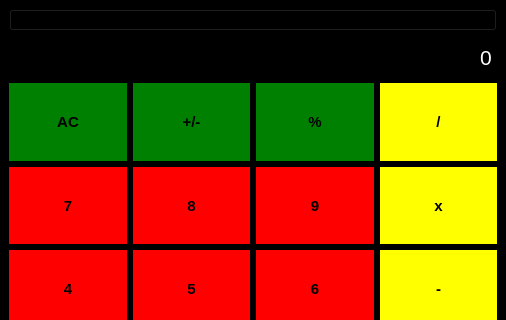
Above: mainwindow.ui from flyntic/calculator_qt before the change; both pictures show x 0 to 506 and y 0 to 320 of the 506 by 504 pixel window. Below: the same form after it.
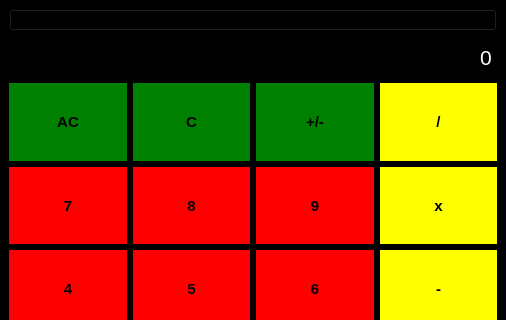
That is the form after the change.

Patch:
```diff
--- a/mainwindow.ui
+++ b/mainwindow.ui
@@ -28,6 +28,502 @@
     <height>1000</height>
    </size>
   </property>
+  <property name="palette">
+   <palette>
+    <active>
+     <colorrole role="WindowText">
+      <brush brushstyle="SolidPattern">
+       <color alpha="255">
+        <red>0</red>
+        <green>0</green>
+        <blue>0</blue>
+       </color>
+      </brush>
+     </colorrole>
+     <colorrole role="Light">
+      <brush brushstyle="SolidPattern">
+       <color alpha="255">
+        <red>255</red>
+        <green>255</green>
+        <blue>255</blue>
+       </color>
+      </brush>
+     </colorrole>
+     <colorrole role="Midlight">
+      <brush brushstyle="SolidPattern">
+       <color alpha="255">
+        <red>227</red>
+        <green>227</green>
+        <blue>227</blue>
+       </color>
+      </brush>
+     </colorrole>
+     <colorrole role="Dark">
+      <brush brushstyle="SolidPattern">
+       <color alpha="255">
+        <red>160</red>
+        <green>160</green>
+        <blue>160</blue>
+       </color>
+      </brush>
+     </colorrole>
+     <colorrole role="Mid">
+      <brush brushstyle="SolidPattern">
+       <color alpha="255">
+        <red>160</red>
+        <green>160</green>
+        <blue>160</blue>
+       </color>
+      </brush>
+     </colorrole>
+     <colorrole role="Text">
+      <brush brushstyle="SolidPattern">
+       <color alpha="255">
+        <red>0</red>
+        <green>0</green>
+        <blue>0</blue>
+       </color>
+      </brush>
+     </colorrole>
+     <colorrole role="BrightText">
+      <brush brushstyle="SolidPattern">
+       <color alpha="255">
+        <red>255</red>
+        <green>255</green>
+        <blue>255</blue>
+       </color>
+      </brush>
+     </colorrole>
+     <colorrole role="ButtonText">
+      <brush brushstyle="SolidPattern">
+       <color alpha="255">
+        <red>0</red>
+        <green>0</green>
+        <blue>0</blue>
+       </color>
+      </brush>
+     </colorrole>
+     <colorrole role="Shadow">
+      <brush brushstyle="SolidPattern">
+       <color alpha="255">
+        <red>105</red>
+        <green>105</green>
+        <blue>105</blue>
+       </color>
+      </brush>
+     </colorrole>
+     <colorrole role="Highlight">
+      <brush brushstyle="SolidPattern">
+       <color alpha="255">
+        <red>0</red>
+        <green>120</green>
+        <blue>215</blue>
+       </color>
+      </brush>
+     </colorrole>
+     <colorrole role="HighlightedText">
+      <brush brushstyle="SolidPattern">
+       <color alpha="255">
+        <red>255</red>
+        <green>255</green>
+        <blue>255</blue>
+       </color>
+      </brush>
+     </colorrole>
+     <colorrole role="Link">
+      <brush brushstyle="SolidPattern">
+       <color alpha="255">
+        <red>0</red>
+        <green>0</green>
+        <blue>255</blue>
+       </color>
+      </brush>
+     </colorrole>
+     <colorrole role="LinkVisited">
+      <brush brushstyle="SolidPattern">
+       <color alpha="255">
+        <red>255</red>
+        <green>0</green>
+        <blue>255</blue>
+       </color>
+      </brush>
+     </colorrole>
+     <colorrole role="AlternateBase">
+      <brush brushstyle="SolidPattern">
+       <color alpha="255">
+        <red>245</red>
+        <green>245</green>
+        <blue>245</blue>
+       </color>
+      </brush>
+     </colorrole>
+     <colorrole role="NoRole">
+      <brush brushstyle="NoBrush">
+       <color alpha="255">
+        <red>0</red>
+        <green>0</green>
+        <blue>0</blue>
+       </color>
+      </brush>
+     </colorrole>
+     <colorrole role="ToolTipBase">
+      <brush brushstyle="SolidPattern">
+       <color alpha="255">
+        <red>255</red>
+        <green>255</green>
+        <blue>220</blue>
+       </color>
+      </brush>
+     </colorrole>
+     <colorrole role="ToolTipText">
+      <brush brushstyle="SolidPattern">
+       <color alpha="255">
+        <red>0</red>
+        <green>0</green>
+        <blue>0</blue>
+       </color>
+      </brush>
+     </colorrole>
+     <colorrole role="PlaceholderText">
+      <brush brushstyle="SolidPattern">
+       <color alpha="255">
+        <red>0</red>
+        <green>0</green>
+        <blue>0</blue>
+       </color>
+      </brush>
+     </colorrole>
+    </active>
+    <inactive>
+     <colorrole role="WindowText">
+      <brush brushstyle="SolidPattern">
+       <color alpha="255">
+        <red>0</red>
+        <green>0</green>
+        <blue>0</blue>
+       </color>
+      </brush>
+     </colorrole>
+     <colorrole role="Light">
+      <brush brushstyle="SolidPattern">
+       <color alpha="255">
+        <red>255</red>
+        <green>255</green>
+        <blue>255</blue>
+       </color>
+      </brush>
+     </colorrole>
+     <colorrole role="Midlight">
+      <brush brushstyle="SolidPattern">
+       <color alpha="255">
+        <red>227</red>
+        <green>227</green>
+        <blue>227</blue>
+       </color>
+      </brush>
+     </colorrole>
+     <colorrole role="Dark">
+      <brush brushstyle="SolidPattern">
+       <color alpha="255">
+        <red>160</red>
+        <green>160</green>
+        <blue>160</blue>
+       </color>
+      </brush>
+     </colorrole>
+     <colorrole role="Mid">
+      <brush brushstyle="SolidPattern">
+       <color alpha="255">
+        <red>160</red>
+        <green>160</green>
+        <blue>160</blue>
+       </color>
+      </brush>
+     </colorrole>
+     <colorrole role="Text">
+      <brush brushstyle="SolidPattern">
+       <color alpha="255">
+        <red>0</red>
+        <green>0</green>
+        <blue>0</blue>
+       </color>
+      </brush>
+     </colorrole>
+     <colorrole role="BrightText">
+      <brush brushstyle="SolidPattern">
+       <color alpha="255">
+        <red>255</red>
+        <green>255</green>
+        <blue>255</blue>
+       </color>
+      </brush>
+     </colorrole>
+     <colorrole role="ButtonText">
+      <brush brushstyle="SolidPattern">
+       <color alpha="255">
+        <red>0</red>
+        <green>0</green>
+        <blue>0</blue>
+       </color>
+      </brush>
+     </colorrole>
+     <colorrole role="Shadow">
+      <brush brushstyle="SolidPattern">
+       <color alpha="255">
+        <red>105</red>
+        <green>105</green>
+        <blue>105</blue>
+       </color>
+      </brush>
+     </colorrole>
+     <colorrole role="Highlight">
+      <brush brushstyle="SolidPattern">
+       <color alpha="255">
+        <red>240</red>
+        <green>240</green>
+        <blue>240</blue>
+       </color>
+      </brush>
+     </colorrole>
+     <colorrole role="HighlightedText">
+      <brush brushstyle="SolidPattern">
+       <color alpha="255">
+        <red>0</red>
+        <green>0</green>
+        <blue>0</blue>
+       </color>
+      </brush>
+     </colorrole>
+     <colorrole role="Link">
+      <brush brushstyle="SolidPattern">
+       <color alpha="255">
+        <red>0</red>
+        <green>0</green>
+        <blue>255</blue>
+       </color>
+      </brush>
+     </colorrole>
+     <colorrole role="LinkVisited">
+      <brush brushstyle="SolidPattern">
+       <color alpha="255">
+        <red>255</red>
+        <green>0</green>
+        <blue>255</blue>
+       </color>
+      </brush>
+     </colorrole>
+     <colorrole role="AlternateBase">
+      <brush brushstyle="SolidPattern">
+       <color alpha="255">
+        <red>245</red>
+        <green>245</green>
+        <blue>245</blue>
+       </color>
+      </brush>
+     </colorrole>
+     <colorrole role="NoRole">
+      <brush brushstyle="NoBrush">
+       <color alpha="255">
+        <red>0</red>
+        <green>0</green>
+        <blue>0</blue>
+       </color>
+      </brush>
+     </colorrole>
+     <colorrole role="ToolTipBase">
+      <brush brushstyle="SolidPattern">
+       <color alpha="255">
+        <red>255</red>
+        <green>255</green>
+        <blue>220</blue>
+       </color>
+      </brush>
+     </colorrole>
+     <colorrole role="ToolTipText">
+      <brush brushstyle="SolidPattern">
+       <color alpha="255">
+        <red>0</red>
+        <green>0</green>
+        <blue>0</blue>
+       </color>
+      </brush>
+     </colorrole>
+     <colorrole role="PlaceholderText">
+      <brush brushstyle="SolidPattern">
+       <color alpha="255">
+        <red>0</red>
+        <green>0</green>
+        <blue>0</blue>
+       </color>
+      </brush>
+     </colorrole>
+    </inactive>
+    <disabled>
+     <colorrole role="WindowText">
+      <brush brushstyle="SolidPattern">
+       <color alpha="255">
+        <red>0</red>
+        <green>0</green>
+        <blue>0</blue>
+       </color>
+      </brush>
+     </colorrole>
+     <colorrole role="Light">
+      <brush brushstyle="SolidPattern">
+       <color alpha="255">
+        <red>255</red>
+        <green>255</green>
+        <blue>255</blue>
+       </color>
+      </brush>
+     </colorrole>
+     <colorrole role="Midlight">
+      <brush brushstyle="SolidPattern">
+       <color alpha="255">
+        <red>247</red>
+        <green>247</green>
+        <blue>247</blue>
+       </color>
+      </brush>
+     </colorrole>
+     <colorrole role="Dark">
+      <brush brushstyle="SolidPattern">
+       <color alpha="255">
+        <red>160</red>
+        <green>160</green>
+        <blue>160</blue>
+       </color>
+      </brush>
+     </colorrole>
+     <colorrole role="Mid">
+      <brush brushstyle="SolidPattern">
+       <color alpha="255">
+        <red>160</red>
+        <green>160</green>
+        <blue>160</blue>
+       </color>
+      </brush>
+     </colorrole>
+     <colorrole role="Text">
+      <brush brushstyle="SolidPattern">
+       <color alpha="255">
+        <red>0</red>
+        <green>0</green>
+        <blue>0</blue>
+       </color>
+      </brush>
+     </colorrole>
+     <colorrole role="BrightText">
+      <brush brushstyle="SolidPattern">
+       <color alpha="255">
+        <red>255</red>
+        <green>255</green>
+        <blue>255</blue>
+       </color>
+      </brush>
+     </colorrole>
+     <colorrole role="ButtonText">
+      <brush brushstyle="SolidPattern">
+       <color alpha="255">
+        <red>0</red>
+        <green>0</green>
+        <blue>0</blue>
+       </color>
+      </brush>
+     </colorrole>
+     <colorrole role="Shadow">
+      <brush brushstyle="SolidPattern">
+       <color alpha="255">
+        <red>0</red>
+        <green>0</green>
+        <blue>0</blue>
+       </color>
+      </brush>
+     </colorrole>
+     <colorrole role="Highlight">
+      <brush brushstyle="SolidPattern">
+       <color alpha="255">
+        <red>0</red>
+        <green>120</green>
+        <blue>215</blue>
+       </color>
+      </brush>
+     </colorrole>
+     <colorrole role="HighlightedText">
+      <brush brushstyle="SolidPattern">
+       <color alpha="255">
+        <red>255</red>
+        <green>255</green>
+        <blue>255</blue>
+       </color>
+      </brush>
+     </colorrole>
+     <colorrole role="Link">
+      <brush brushstyle="SolidPattern">
+       <color alpha="255">
+        <red>0</red>
+        <green>0</green>
+        <blue>255</blue>
+       </color>
+      </brush>
+     </colorrole>
+     <colorrole role="LinkVisited">
+      <brush brushstyle="SolidPattern">
+       <color alpha="255">
+        <red>255</red>
+        <green>0</green>
+        <blue>255</blue>
+       </color>
+      </brush>
+     </colorrole>
+     <colorrole role="AlternateBase">
+      <brush brushstyle="SolidPattern">
+       <color alpha="255">
+        <red>245</red>
+        <green>245</green>
+        <blue>245</blue>
+       </color>
+      </brush>
+     </colorrole>
+     <colorrole role="NoRole">
+      <brush brushstyle="NoBrush">
+       <color alpha="255">
+        <red>0</red>
+        <green>0</green>
+        <blue>0</blue>
+       </color>
+      </brush>
+     </colorrole>
+     <colorrole role="ToolTipBase">
+      <brush brushstyle="SolidPattern">
+       <color alpha="255">
+        <red>255</red>
+        <green>255</green>
+        <blue>220</blue>
+       </color>
+      </brush>
+     </colorrole>
+     <colorrole role="ToolTipText">
+      <brush brushstyle="SolidPattern">
+       <color alpha="255">
+        <red>0</red>
+        <green>0</green>
+        <blue>0</blue>
+       </color>
+      </brush>
+     </colorrole>
+     <colorrole role="PlaceholderText">
+      <brush brushstyle="SolidPattern">
+       <color alpha="255">
+        <red>0</red>
+        <green>0</green>
+        <blue>0</blue>
+       </color>
+      </brush>
+     </colorrole>
+    </disabled>
+   </palette>
+  </property>
   <property name="windowTitle">
    <string>Calculator</string>
   </property>
@@ -44,6 +540,12 @@
 QMessageBox QLabel
 {
 	color: red;
+}
+QMessageBox QPushButton
+{
+	background:blue;
+	foreground: red;
+    color:white;
 }</string>
   </property>
   <property name="toolButtonStyle">
@@ -429,39 +931,6 @@
      </widget>
     </item>
     <item row="4" column="2">
-     <widget class="QPushButton" name="pushButton__proc">
-      <property name="sizePolicy">
-       <sizepolicy hsizetype="Minimum" vsizetype="Expanding">
-        <horstretch>0</horstretch>
-        <verstretch>0</verstretch>
-       </sizepolicy>
-      </property>
-      <property name="font">
-       <font>
-        <pointsize>11</pointsize>
-        <bold>true</bold>
-       </font>
-      </property>
-      <property name="styleSheet">
-       <string notr="true">QPushButton 
-{
-	border :1px solid green;
-	background-color : green;
-}
-
-QPushButton:hover:!pressed 
-{
-	border :1px solid blue;
-	background-color : blue;
-}
-</string>
-      </property>
-      <property name="text">
-       <string>%</string>
-      </property>
-     </widget>
-    </item>
-    <item row="4" column="1">
      <widget class="QPushButton" name="pushButton__pm">
       <property name="sizePolicy">
        <sizepolicy hsizetype="Minimum" vsizetype="Expanding">
@@ -494,6 +963,39 @@
       </property>
      </widget>
     </item>
+    <item row="4" column="1">
+     <widget class="QPushButton" name="pushButton__cls">
+      <property name="sizePolicy">
+       <sizepolicy hsizetype="Minimum" vsizetype="Expanding">
+        <horstretch>0</horstretch>
+        <verstretch>0</verstretch>
+       </sizepolicy>
+      </property>
+      <property name="font">
+       <font>
+        <pointsize>11</pointsize>
+        <bold>true</bold>
+       </font>
+      </property>
+      <property name="styleSheet">
+       <string notr="true">QPushButton 
+{
+	border :1px solid green;
+	background-color : green;
+}
+
+QPushButton:hover:!pressed 
+{
+	border :1px solid blue;
+	background-color : blue;
+}
+</string>
+      </property>
+      <property name="text">
+       <string>C</string>
+      </property>
+     </widget>
+    </item>
     <item row="8" column="2">
      <widget class="QPushButton" name="pushButton__dot">
       <property name="sizePolicy">
```
Left out of the diff: 4 changed lines with no effect on the pictures.
